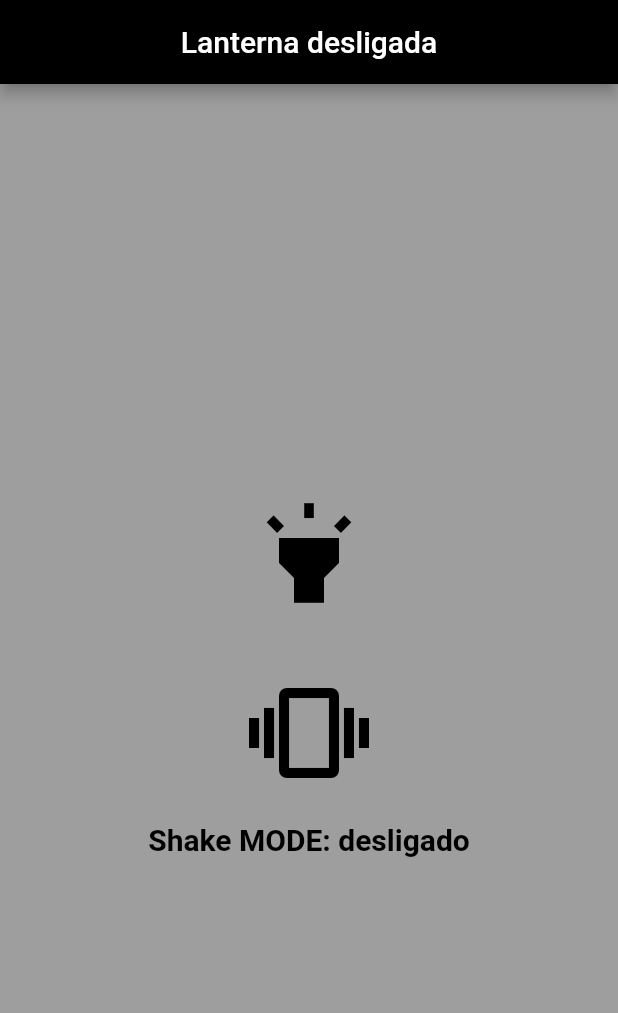
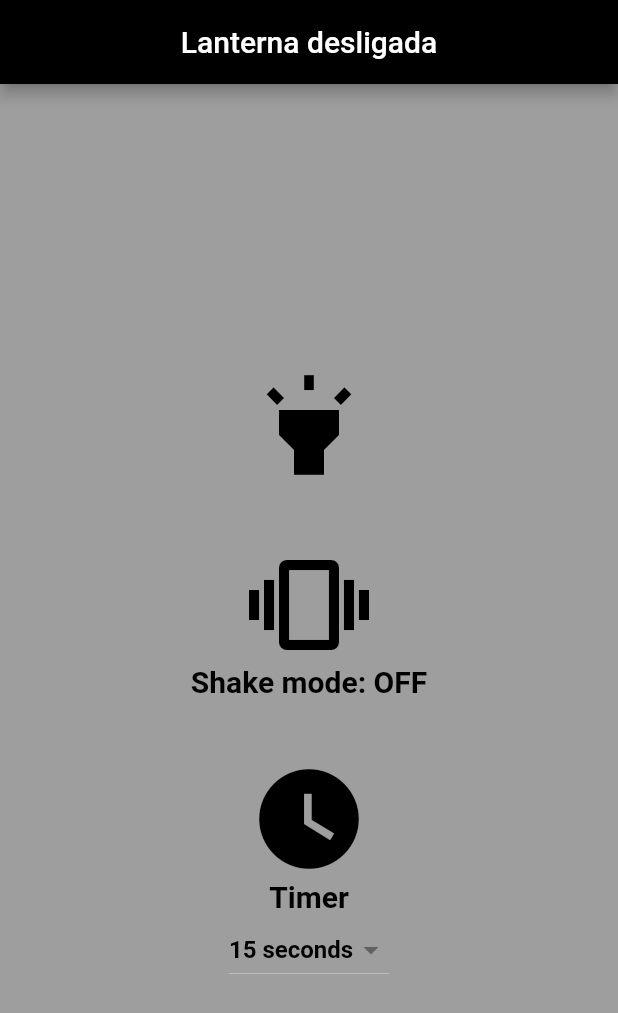
Before and after one commit to rafaxzx/flutter_torch_simple, a Flutter app: the screen it shows after launch, after a tap on the "vibration" icon, on a phone screen of 412 x 824 dp. Shown: the top 1013 px of the screen. Run offline on Flutter 3.47's test engine with Material 2 defaults, Android fonts, the phone set to English and light mode, and no system bars; missing offline and left inert: shake, torch_compat.

Commit message:
New branch to add new feature, Timer Light ON

```diff
--- a/lib/home_page.dart
+++ b/lib/home_page.dart
@@ -1,3 +1,5 @@
+import 'dart:async';
+
 import 'package:flutter/material.dart';
 import 'package:torch_compat/torch_compat.dart';
 import 'package:shake/shake.dart';
@@ -8,16 +10,26 @@ class HomePage extends StatefulWidget {
 }
 
 class _HomePageState extends State<HomePage> {
-  static bool _isLightOn;
-  static bool _shakeOn;
-  static double _gravity = 2.5;
+  //Variables
+  bool _isLightOn;
+  bool _shakeOn;
+  bool _isTimerOn;
+  int _secondsPreset;
+  int _secondsTimer;
+  final double _gravity = 2.5;
+
   ShakeDetector detector;
+  Timer _timer;
 
   @override
   void initState() {
     super.initState();
     _isLightOn = false;
     _shakeOn = true;
+    _isTimerOn = false;
+    _secondsPreset = 15;
+    _secondsTimer = _secondsPreset;
+    //Function that control the light
     TorchCompat.turnOff();
     detector = ShakeDetector.autoStart(
         shakeThresholdGravity: _gravity,
@@ -30,7 +42,6 @@ class _HomePageState extends State<HomePage> {
   void dispose() {
     super.dispose();
     detector.stopListening();
-    print('>>>>>>>>>>>>>>>>> DETECTOR PAROU DE OUVIR <<<<<<<<<<<<<<<<<<<<');
   }
 
   @override
@@ -61,7 +72,7 @@ class _HomePageState extends State<HomePage> {
                   });
                 }),
             IconButton(
-                padding: EdgeInsets.all(20.0),
+                padding: EdgeInsets.fromLTRB(0, 20, 0, 0),
                 iconSize: 80.0,
                 icon: Icon(
                   Icons.vibration,
@@ -69,19 +80,81 @@ class _HomePageState extends State<HomePage> {
                   color: _shakeOn ? Colors.yellow : Colors.black,
                 ),
                 onPressed: () {
-                  _shakeOn = !_shakeOn;
-                  _shakeOn
-                      ? detector.startListening()
-                      : detector.stopListening();
-                  setState(() {});
+                  setState(() {
+                    _shakeOn = !_shakeOn;
+                    _shakeOn ? detector.startListening() : detector.stopListening();
+                  });
+                }),
+            Padding(
+              padding: const EdgeInsets.only(bottom: 20.0),
+              child: Text(
+                "Shake mode: ${_shakeOn ? 'ON' : 'OFF'}",
+                style: TextStyle(
+                    color: _shakeOn ? Colors.yellow : Colors.black,
+                    fontSize: 20.0,
+                    fontWeight: FontWeight.bold),
+              ),
+            ),
+            IconButton(
+                padding: EdgeInsets.only(bottom: 0, top: 20),
+                iconSize: 80.0,
+                icon: Icon(
+                  Icons.watch_later,
+                  size: 80.0,
+                  color: _isTimerOn ? Colors.yellow : Colors.black,
+                ),
+                onPressed: () {
+                  _timer = Timer.periodic(Duration(seconds: 1), (timer) {
+                    if (_secondsTimer > 0) {
+                      setState(() {
+                        _isTimerOn = true;
+                        if (_secondsPreset == _secondsTimer) _turnOnOffTorch(_isTimerOn);
+                        _secondsTimer -= 1;
+                      });
+                    } else {
+                      _timer.cancel();
+                      setState(() {
+                        _isTimerOn = false;
+                        if (_secondsTimer == 0) _turnOnOffTorch(_isTimerOn);
+                      });
+                    }
+                  });
                 }),
             Text(
-              "Shake MODE: ${_shakeOn ? 'ligado' : 'desligado'}",
+              _isTimerOn ? '$_secondsTimer seconds remaining' : 'Timer',
               style: TextStyle(
-                  color: _shakeOn ? Colors.yellow : Colors.black,
-                  fontSize: 20.0,
-                  fontWeight: FontWeight.bold),
+                fontSize: 20.0,
+                color: Colors.black,
+                fontWeight: FontWeight.bold,
+              ),
             ),
+            DropdownButton(
+              style: TextStyle(
+                color: Colors.black,
+                fontSize: 16,
+                fontWeight: FontWeight.bold,
+              ),
+              value: _secondsPreset,
+              onChanged: (value) {
+                setState(() {
+                  _secondsPreset = value;
+                });
+              },
+              items: <DropdownMenuItem>[
+                DropdownMenuItem(
+                  child: Text('15 seconds'),
+                  value: 15,
+                ),
+                DropdownMenuItem(
+                  child: Text('30 seconds'),
+                  value: 30,
+                ),
+                DropdownMenuItem(
+                  child: Text('1 minute'),
+                  value: 60,
+                ),
+              ],
+            )
           ],
         ),
       ),
@@ -95,6 +168,16 @@ class _HomePageState extends State<HomePage> {
     });
   }
 
+  void _turnOnOffTorch(bool command) {
+    if (command) {
+      TorchCompat.turnOn();
+      _isLightOn = true;
+    } else {
+      TorchCompat.turnOff();
+      _isLightOn = false;
+    }
+  }
+
   Color _getColorState() {
     if (_isLightOn) {
       return Colors.blueGrey;
--- a/lib/main.dart
+++ b/lib/main.dart
@@ -1,4 +1,5 @@
 import 'package:flutter/material.dart';
+import 'package:flutter/services.dart';
 import 'package:flutter_Lanterna_by_Rafael/home_page.dart';
 
 void main() => runApp(MyApp());
@@ -6,10 +7,14 @@ void main() => runApp(MyApp());
 class MyApp extends StatelessWidget {
   @override
   Widget build(BuildContext context) {
+    SystemChrome.setPreferredOrientations([
+      DeviceOrientation.portraitUp,
+    ]);
     return MaterialApp(
       debugShowCheckedModeBanner: false,
-      title: 'Lanterna Simples by Rafael',
+      title: 'Lanterna Flutter',
       theme: ThemeData(
+        primarySwatch: Colors.blue,
         visualDensity: VisualDensity.adaptivePlatformDensity,
       ),
       home: HomePage(),
```
Also changed, not shown: 2 other files.
